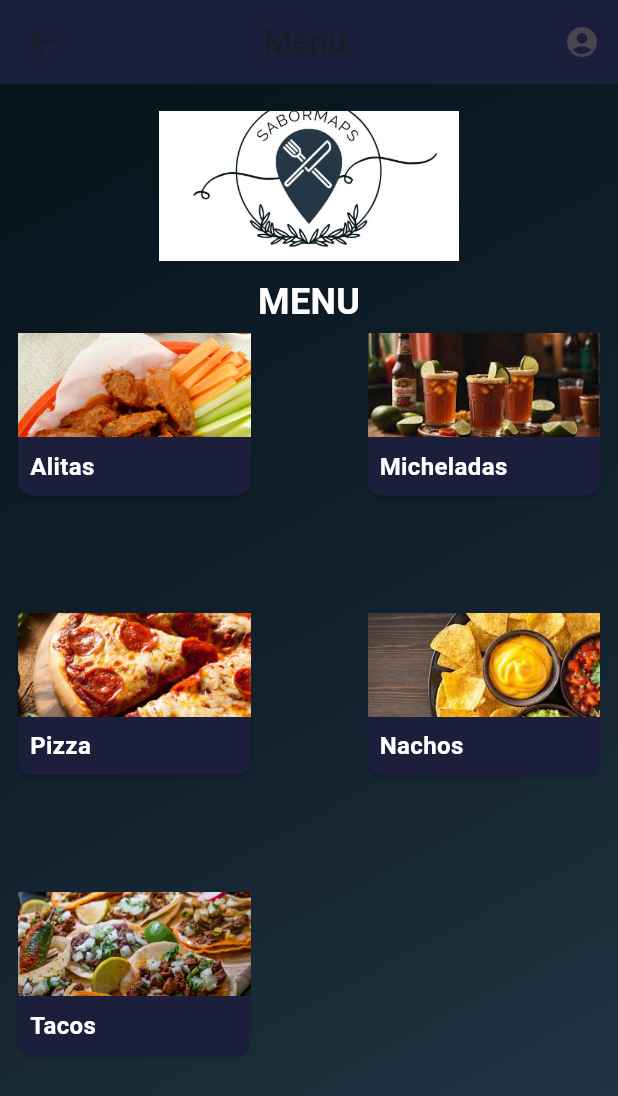
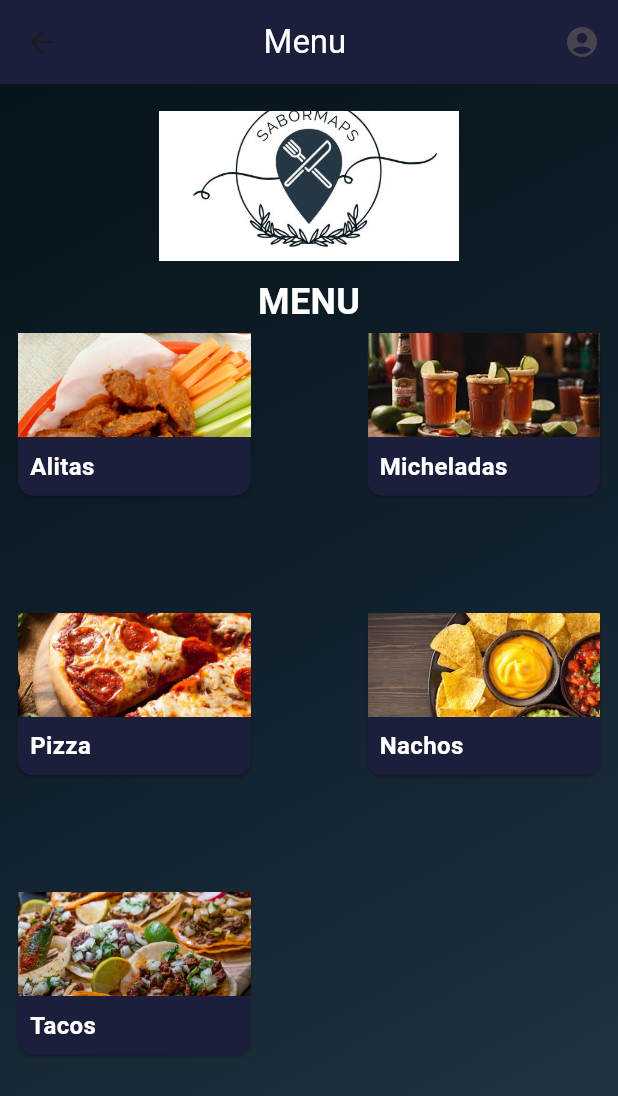
Before and after one commit to Osvaldo2308/SaborMaps, a Flutter app: the RestaurantMenuPage screen opened directly with empty values, on a phone screen of 412 x 824 dp. Shown: the top 1096 px of the screen. Run offline on Flutter 3.47's test engine with Material 3 defaults, Android fonts, the phone set to English and light mode, and no system bars; our stand-ins replace cloud_firestore, firebase_auth, firebase_core, google_maps_flutter, location; accounts and stored records are empty.

```diff
--- a/lib/paginas/menu/menu_restaurante.dart
+++ b/lib/paginas/menu/menu_restaurante.dart
@@ -11,7 +11,10 @@ class RestaurantMenuPage extends StatelessWidget {
     return Scaffold(
       appBar: AppBar(
         backgroundColor: Color(0xFF1B1F3B),
-        title: Text('Menu $restaurantName'),
+        title: Text('Menu $restaurantName',
+        style: TextStyle(
+        color: Colors.white, // Aquí especificas el color blanco
+        ),),
         centerTitle: true,
         leading: IconButton(
           icon: Icon(Icons.arrow_back),
```
